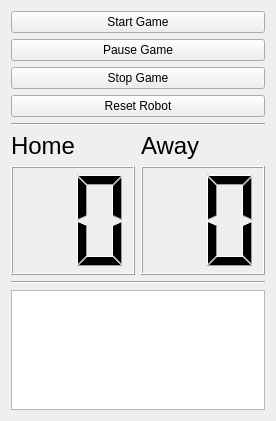
Before: the Qt Designer form air_hockey_rqt/resource/AirHockeyManager.ui in PuzeLiu/air_hockey_stack, drawn with Qt 5.
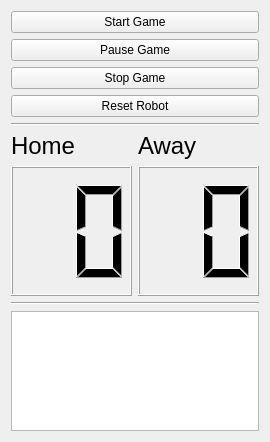
After: the same form once the commit is applied.

Commit message:
Updated air hockey referee and rqt
- Renamed services
- Aded new services (stop servivce)
- Implemented rqt interface for all services and status

```diff
--- a/air_hockey_rqt/resource/AirHockeyManager.ui
+++ b/air_hockey_rqt/resource/AirHockeyManager.ui
@@ -6,8 +6,8 @@
    <rect>
     <x>0</x>
     <y>0</y>
-    <width>276</width>
-    <height>421</height>
+    <width>270</width>
+    <height>442</height>
    </rect>
   </property>
   <property name="sizePolicy">
@@ -93,6 +93,12 @@
              <verstretch>0</verstretch>
             </sizepolicy>
            </property>
+           <property name="minimumSize">
+            <size>
+             <width>0</width>
+             <height>80</height>
+            </size>
+           </property>
            <property name="font">
             <font>
              <pointsize>11</pointsize>
@@ -133,6 +139,12 @@
              <verstretch>0</verstretch>
             </sizepolicy>
            </property>
+           <property name="minimumSize">
+            <size>
+             <width>0</width>
+             <height>80</height>
+            </size>
+           </property>
            <property name="digitCount">
             <number>2</number>
            </property>
```
The commit also changes 16 other files.
